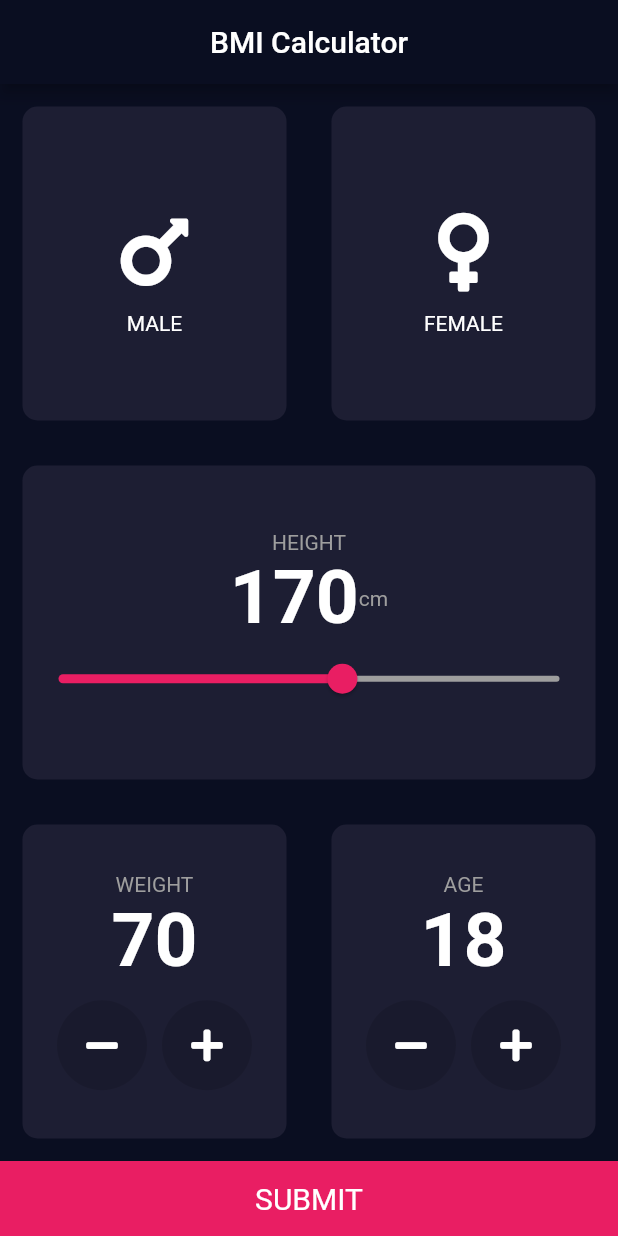
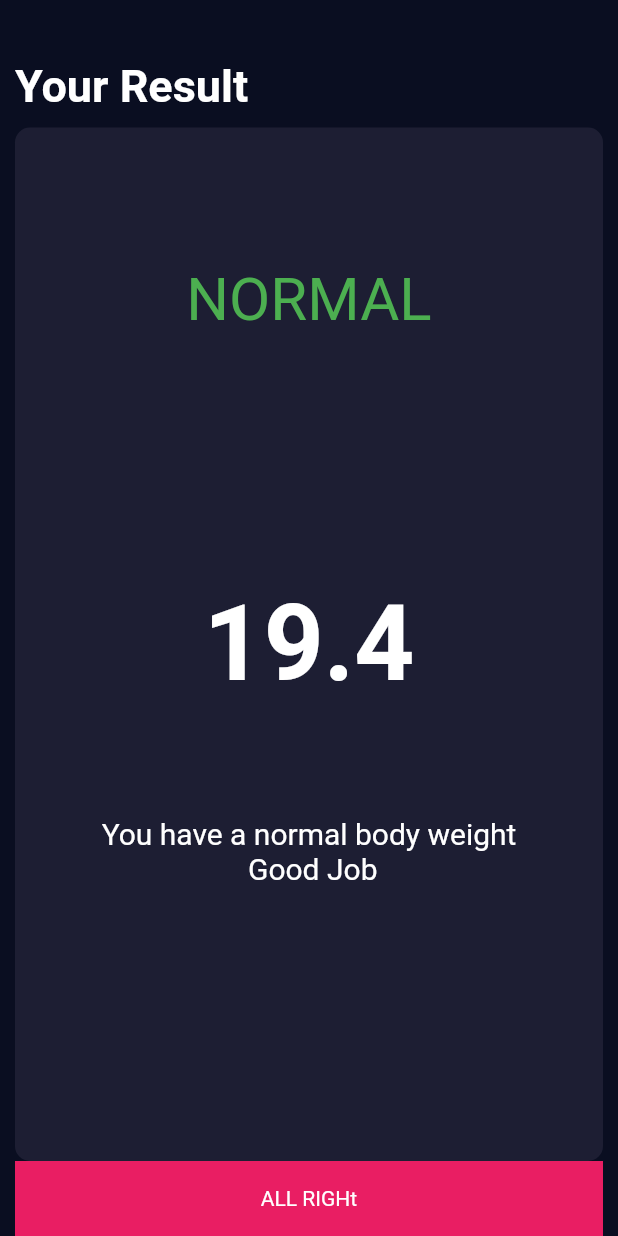
Before and after one commit to jonathanfilbert/BMICalc, a Flutter app: the screen it shows after launch, on a phone screen of 412 x 824 dp. Run offline on Flutter 3.47's test engine with Material 2 defaults, Android fonts, the phone set to English and light mode, and no system bars; our stand-ins replace font_awesome_flutter.

Commit message:
result screen UI implemented

```diff
--- a/lib/App.dart
+++ b/lib/App.dart
@@ -269,7 +269,7 @@ class _AppState extends State<App> {
           color: Colors.pink,
           child: Center(
             child: Text(
-              "SUBMIT",
+              "CALCULATE",
               style: TextStyle(fontSize: 20.0),
             ),
           ),
--- /dev/null
+++ b/lib/ResultsScreen.dart
@@ -0,0 +1,91 @@
+import 'package:flutter/material.dart';
+
+const Color inactiveColor = Color(0xFF1D1E33);
+const Color activeColor = Colors.blue;
+
+class ResultScreen extends StatelessWidget {
+  @override
+  Widget build(BuildContext context) {
+    return Padding(
+      padding: const EdgeInsets.symmetric(horizontal: 10.0),
+      child: Column(
+        crossAxisAlignment: CrossAxisAlignment.start,
+        children: <Widget>[
+          Text(
+            "Your Result",
+            style: TextStyle(fontSize: 30.0, fontWeight: FontWeight.bold),
+          ),
+          SizedBox(
+            width: double.infinity,
+            height: 10.0,
+          ),
+          Expanded(
+            child: Container(
+              height: double.infinity,
+              decoration: BoxDecoration(
+                borderRadius: BorderRadius.circular(10.0),
+                color: inactiveColor,
+              ),
+              child: Flex(
+                direction: Axis.horizontal,
+                mainAxisAlignment: MainAxisAlignment.center,
+                children: <Widget>[
+                  Column(
+                    children: <Widget>[
+                      Expanded(
+                        child: Center(
+                          child: Text(
+                            "NORMAL",
+                            style: TextStyle(
+                              fontSize: 40.0,
+                              color: Colors.green,
+                            ),
+                          ),
+                        ),
+                      ),
+                      Expanded(
+                        child: Center(
+                          child: Text(
+                            "19.4",
+                            style: TextStyle(
+                              fontSize: 70.0,
+                              fontWeight: FontWeight.bold,
+                            ),
+                          ),
+                        ),
+                      ),
+                      Expanded(
+                        child: Column(
+                          children: <Widget>[
+                            Text(
+                              "You have a normal body weight\n Good Job",
+                              style: TextStyle(
+                                fontSize: 20.0,
+                              ),
+                              textAlign: TextAlign.center,
+                            ),
+                          ],
+                        ),
+                      ),
+                    ],
+                  )
+                ],
+              ),
+            ),
+          ),
+          Expanded(
+            flex: 0,
+            child: GestureDetector(
+              onTap: () {},
+              child: Container(
+                color: Colors.pink,
+                height: 50.0,
+                child: Center(child: Text("ALL RIGHt")),
+              ),
+            ),
+          )
+        ],
+      ),
+    );
+  }
+}
--- a/lib/main.dart
+++ b/lib/main.dart
@@ -1,5 +1,7 @@
 import 'package:flutter/material.dart';
 import 'package:bmi_calc/App.dart';
+import 'ResultsScreen.dart';
+import 'package:flutter/services.dart';
 
 void main() => runApp(Main());
 
@@ -15,11 +17,10 @@ class Main extends StatelessWidget {
         ),
       ),
       home: Scaffold(
-        appBar: AppBar(
-          title: Text("BMI Calculator"),
-          centerTitle: true,
+        body: Padding(
+          padding: const EdgeInsets.only(top: 40.0),
+          child: ResultScreen(),
         ),
-        body: App(),
       ),
     );
   }
```
